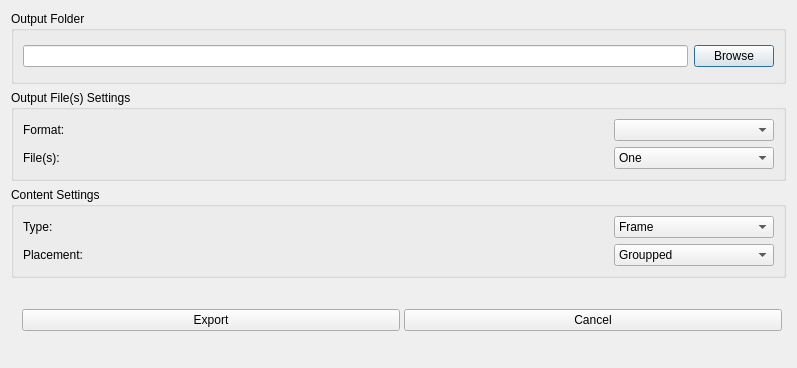
Before: the Qt Designer form source/exportdialog.ui in pionere/d1-graphics-tool, drawn with Qt 5.
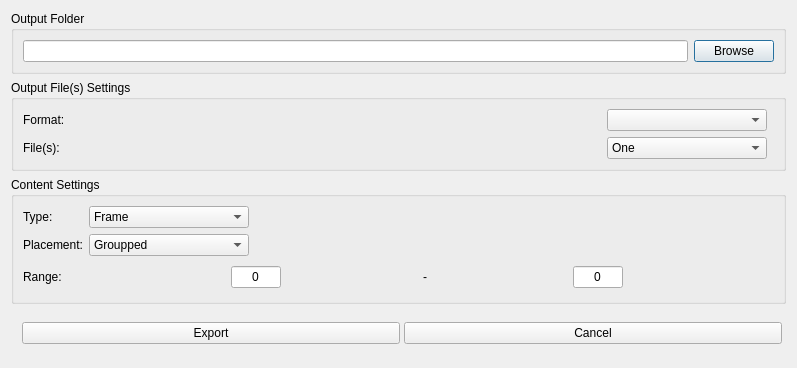
After: the same form once the commit is applied.

Patch:
```diff
--- a/source/exportdialog.ui
+++ b/source/exportdialog.ui
@@ -69,6 +69,13 @@
         </property>
        </widget>
       </item>
+      <item row="0" column="2">
+       <spacer name="horizontalSpacer">
+        <property name="orientation">
+         <enum>Qt::Horizontal</enum>
+        </property>
+       </spacer>
+      </item>
       <item row="1" column="0">
        <widget class="QLabel" name="outputFilesCountLabel">
         <property name="text">
@@ -102,6 +109,13 @@
         </item>
        </widget>
       </item>
+      <item row="1" column="2">
+       <spacer name="horizontalSpacer">
+        <property name="orientation">
+         <enum>Qt::Horizontal</enum>
+        </property>
+       </spacer>
+      </item>
      </layout>
     </widget>
    </item>
@@ -154,6 +168,13 @@
         </item>
        </widget>
       </item>
+      <item row="0" column="2">
+       <spacer name="horizontalSpacer">
+        <property name="orientation">
+         <enum>Qt::Horizontal</enum>
+        </property>
+       </spacer>
+      </item>
       <item row="1" column="0">
        <widget class="QLabel" name="outputContentPlacementLabel">
         <property name="text">
@@ -192,6 +213,117 @@
         </item>
        </widget>
       </item>
+      <item row="1" column="2">
+       <spacer name="horizontalSpacer">
+        <property name="orientation">
+         <enum>Qt::Horizontal</enum>
+        </property>
+       </spacer>
+      </item>
+      <item row="2" column="0">
+       <widget class="QLabel" name="outputContentRangeLabel">
+        <property name="text">
+         <string>Range:</string>
+        </property>
+       </widget>
+      </item>
+      <item>
+       <widget class="QWidget" name="rangeFieldsWidget" native="true">
+        <layout class="QHBoxLayout" name="horizontalLayout_2">
+         <property name="spacing">
+          <number>4</number>
+         </property>
+         <property name="leftMargin">
+          <number>4</number>
+         </property>
+         <property name="topMargin">
+          <number>4</number>
+         </property>
+         <property name="rightMargin">
+          <number>4</number>
+         </property>
+         <property name="bottomMargin">
+          <number>4</number>
+         </property>
+         <item>
+          <widget class="QLineEdit" name="contentRangeFromEdit">
+           <property name="minimumSize">
+            <size>
+             <width>50</width>
+             <height>0</height>
+            </size>
+           </property>
+           <property name="maximumSize">
+            <size>
+             <width>50</width>
+             <height>16777215</height>
+            </size>
+           </property>
+           <property name="toolTip">
+            <string>From</string>
+           </property>
+           <property name="text">
+            <string>0</string>
+           </property>
+           <property name="alignment">
+            <set>Qt::AlignCenter</set>
+           </property>
+          </widget>
+         </item>
+         <item>
+          <widget class="QLabel" name="contentRangeSepLabel">
+           <property name="minimumSize">
+            <size>
+             <width>8</width>
+             <height>0</height>
+            </size>
+           </property>
+           <property name="maximumSize">
+            <size>
+             <width>8</width>
+             <height>16777215</height>
+            </size>
+           </property>
+           <property name="text">
+            <string>-</string>
+           </property>
+          </widget>
+         </item>
+         <item>
+          <widget class="QLineEdit" name="contentRangeToEdit">
+           <property name="minimumSize">
+            <size>
+             <width>50</width>
+             <height>0</height>
+            </size>
+           </property>
+           <property name="maximumSize">
+            <size>
+             <width>50</width>
+             <height>16777215</height>
+            </size>
+           </property>
+           <property name="toolTip">
+            <string>To</string>
+           </property>
+           <property name="text">
+            <string>0</string>
+           </property>
+           <property name="alignment">
+            <set>Qt::AlignCenter</set>
+           </property>
+          </widget>
+         </item>
+        </layout>
+       </widget>
+      </item>
+      <item row="2" column="2">
+       <spacer name="horizontalSpacer">
+        <property name="orientation">
+         <enum>Qt::Horizontal</enum>
+        </property>
+       </spacer>
+      </item>
      </layout>
     </widget>
    </item>
```
Left out of the diff: 4 changed lines with no effect on the pictures.
